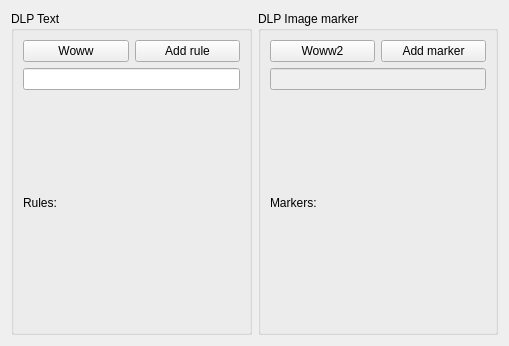
First picture: the form in SuspiciousEyes/janela.ui, repository angelorodem/SuspiciousEyes, before the edit.
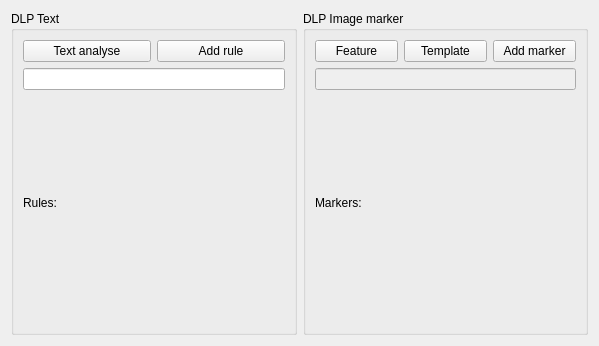
Second picture: the form after the edit.

Patch:
```diff
--- a/SuspiciousEyes/janela.ui
+++ b/SuspiciousEyes/janela.ui
@@ -6,7 +6,7 @@
    <rect>
     <x>0</x>
     <y>0</y>
-    <width>509</width>
+    <width>599</width>
     <height>346</height>
    </rect>
   </property>
@@ -25,7 +25,7 @@
         <item>
          <widget class="QPushButton" name="gogo">
           <property name="text">
-           <string>Woww</string>
+           <string>Text analyse</string>
           </property>
          </widget>
         </item>
@@ -67,7 +67,14 @@
         <item>
          <widget class="QPushButton" name="gogo_image">
           <property name="text">
-           <string>Woww2</string>
+           <string>Feature</string>
+          </property>
+         </widget>
+        </item>
+        <item>
+         <widget class="QPushButton" name="template_match">
+          <property name="text">
+           <string>Template</string>
           </property>
          </widget>
         </item>
```
Left out of the diff: 4 changed lines with no effect on the pictures.
